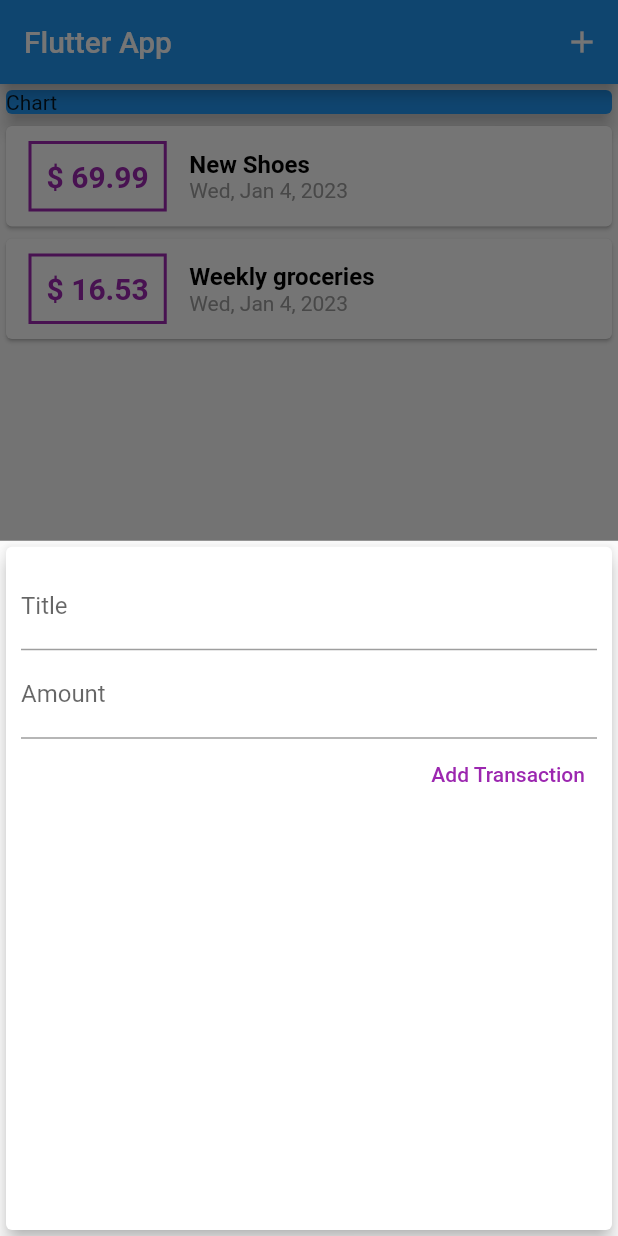
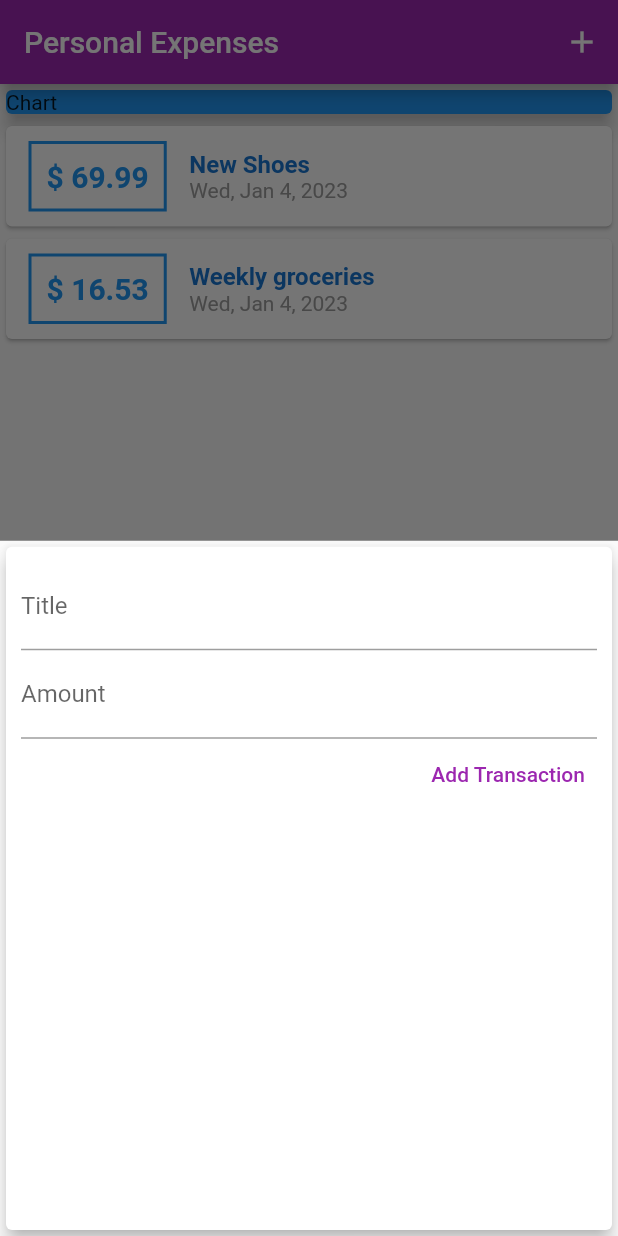
Before and after one commit to hichemBA67/expenses-app, a Flutter app: the screen it shows after launch, after a tap on the "add" icon, on a phone screen of 412 x 824 dp. Run offline on Flutter 3.47's test engine with Material 2 defaults, Android fonts, the phone set to English and light mode, and no system bars.

Commit message:
Section 4: 96 completed

```diff
--- a/lib/main.dart
+++ b/lib/main.dart
@@ -10,7 +10,11 @@ class MyApp extends StatelessWidget {
   @override
   Widget build(BuildContext context) {
     return MaterialApp(
-      title: 'Flutter App',
+      title: 'Personal Expenses',
+      theme: ThemeData(
+        colorScheme: ColorScheme.fromSwatch(primarySwatch: Colors.purple)
+            .copyWith(secondary: Colors.amber),
+      ),
       home: MyHomePage(),
     );
   }
@@ -62,7 +66,7 @@ class _MyHomePageState extends State<MyHomePage> {
   Widget build(BuildContext context) {
     return Scaffold(
       appBar: AppBar(
-        title: Text('Flutter App'),
+        title: Text('Personal Expenses'),
         actions: [
           IconButton(
             onPressed: () => startAddNewTransactions(context),
--- a/lib/widgets/new_transaction.dart
+++ b/lib/widgets/new_transaction.dart
@@ -1,11 +1,18 @@
 import 'package:flutter/material.dart';
 
-class NewTransaction extends StatelessWidget {
+class NewTransaction extends StatefulWidget {
   final Function addNewTransaction;
-  final titleController = TextEditingController();
-  final amountController = TextEditingController();
 
   NewTransaction(this.addNewTransaction);
+
+  @override
+  State<NewTransaction> createState() => _NewTransactionState();
+}
+
+class _NewTransactionState extends State<NewTransaction> {
+  final titleController = TextEditingController();
+
+  final amountController = TextEditingController();
 
   void submitData() {
     final enteredTitle = titleController.text;
@@ -14,7 +21,8 @@ class NewTransaction extends StatelessWidget {
     if (enteredTitle.isEmpty || enteredAmount <= 0) {
       return;
     }
-    addNewTransaction(enteredTitle, enteredAmount);
+    widget.addNewTransaction(enteredTitle, enteredAmount);
+    Navigator.of(context).pop();
   }
 
   @override
--- a/lib/widgets/transaction_list.dart
+++ b/lib/widgets/transaction_list.dart
@@ -24,7 +24,7 @@ class TransactionList extends StatelessWidget {
                 ),
                 decoration: BoxDecoration(
                     border: Border.all(
-                  color: Colors.purple,
+                  color: Theme.of(context).primaryColor,
                   width: 2,
                 )),
                 padding: EdgeInsets.all(10),
@@ -33,7 +33,7 @@ class TransactionList extends StatelessWidget {
                     style: TextStyle(
                         fontWeight: FontWeight.bold,
                         fontSize: 20,
-                        color: Colors.purple)),
+                        color: Theme.of(context).primaryColor)),
               ),
               Column(
                 mainAxisAlignment: MainAxisAlignment.spaceBetween,
@@ -44,7 +44,7 @@ class TransactionList extends StatelessWidget {
                     style: TextStyle(
                       fontWeight: FontWeight.bold,
                       fontSize: 16,
-                      color: Colors.black,
+                      color: Theme.of(context).primaryColorDark,
                     ),
                   ),
                   Text(DateFormat.yMMMEd().format(transactions[index].date),
```
